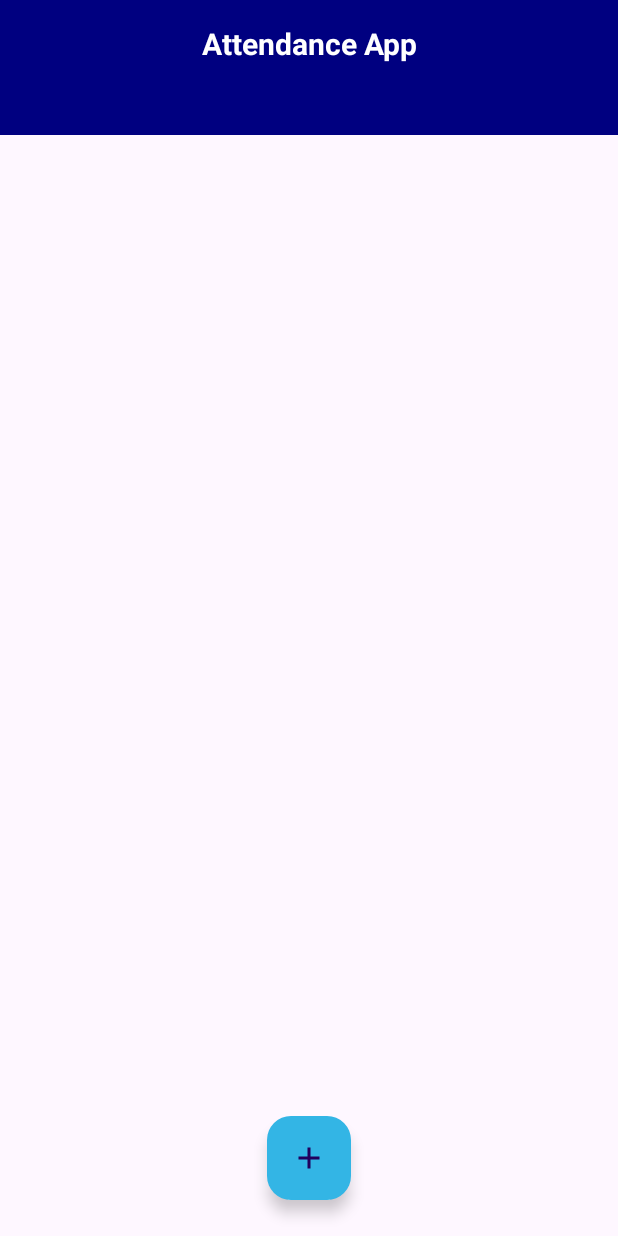
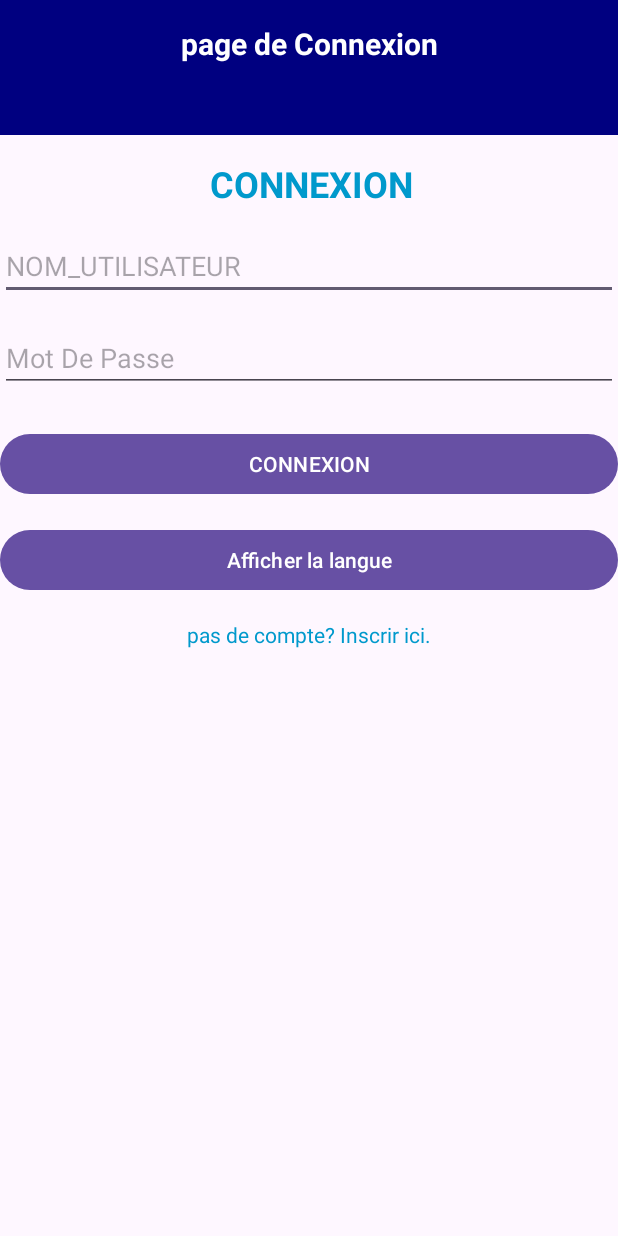
Before and after one commit to lahcenouchene/E-Presence-, an Android app: the screen it shows after launch (MainActivity before the commit, LoginActivity after it), on a phone screen of 412 x 824 dp. Run offline under Robolectric (Android 15) with nearby library versions, the light colour scheme and no system bars.

Commit message:
Mes modifications

```diff
--- a/app/build.gradle.kts
+++ b/app/build.gradle.kts
@@ -37,4 +37,5 @@ dependencies {
     androidTestImplementation("androidx.test.ext:junit:1.1.5")
     androidTestImplementation("androidx.test.espresso:espresso-core:3.5.1")
     implementation ("com.google.android.material:material:1.0.0")
+     implementation ("com.google.code.gson:gson:2.8.8")
 }
--- /dev/null
+++ b/app/src/main/java/com/example/e_presence/LoginActivity.java
@@ -0,0 +1,147 @@
+package com.example.e_presence;
+
+import android.annotation.SuppressLint;
+import android.app.Activity;
+import android.content.DialogInterface;
+import android.content.Intent;
+import android.content.SharedPreferences;
+
+import android.content.res.Configuration;
+import android.os.Bundle;
+import android.view.View;
+import android.widget.Button;
+import android.widget.EditText;
+import android.widget.ImageButton;
+import android.widget.TextView;
+import android.widget.Toast;
+
+import androidx.appcompat.app.AlertDialog;
+import androidx.appcompat.app.AppCompatActivity;
+import androidx.appcompat.widget.Toolbar;
+
+import com.google.gson.Gson;
+
+import java.util.HashSet;
+import java.util.Locale;
+import java.util.Set;
+
+public class LoginActivity extends AppCompatActivity {
+
+    private EditText usernameField, passwordField;
+
+    @Override
+    protected void onCreate(Bundle savedInstanceState) {
+        super.onCreate(savedInstanceState);
+        loadLocale();
+        setContentView(R.layout.activity_login_acitvity);
+
+        usernameField = findViewById(R.id.editTextTextUsername);
+        passwordField = findViewById(R.id.editTextTextPassword);
+        Button showLangue = findViewById(R.id.showLangueButton);
+        showLangue.setOnClickListener(new View.OnClickListener() {
+            @Override
+            public void onClick(View v) {
+                showChangeLangueDialog();
+            }
+        });
+
+        setToolbar();
+    }
+
+    @SuppressLint("SetTextI18n")
+    private void setToolbar() {
+        Toolbar toolbar = findViewById(R.id.toolbar);
+        TextView title = toolbar.findViewById(R.id.title_toolbar);
+        TextView subtitle = toolbar.findViewById(R.id.subtitel_toolbar);
+        ImageButton back = toolbar.findViewById(R.id.back);
+        ImageButton save = toolbar.findViewById(R.id.save);
+        title.setText("page de Connexion");
+        subtitle.setVisibility(View.INVISIBLE);
+        back.setVisibility(View.INVISIBLE);
+        save.setVisibility(View.INVISIBLE);
+    }
+
+
+
+
+    public void loginUser(View view) {
+        String username = usernameField.getText().toString();
+        String password = passwordField.getText().toString();
+
+        // Obtenez une instance de SharedPreferences
+        SharedPreferences sharedPreferences = getSharedPreferences("user_preferences", MODE_PRIVATE);
+
+        // Récupérez la liste d'utilisateurs
+        Set<String> userSet = sharedPreferences.getStringSet("users", new HashSet<>());
+
+        // Convertissez la chaîne JSON en objet User
+        Gson gson = new Gson();
+        for (String json : userSet) {
+            User user = gson.fromJson(json, User.class);
+
+            // Vérifiez si l'utilisateur existe dans la liste
+            if (user.getUsername().equals(username) && user.getPassword().equals(password)) {
+                // Utilisateur authentifié, redirigez vers le menu principal ou toute autre activité souhaitée
+                Toast.makeText(this, "Login successful", Toast.LENGTH_SHORT).show();
+                Intent intent = new Intent(this, MainActivity.class);
+                startActivity(intent);
+                finish(); // Pour éviter de revenir à l'écran de connexion avec le bouton de retour
+                return; // Sortez de la boucle dès que l'utilisateur est trouvé
+            }
+        }
+
+        // Échec de l'authentification
+        Toast.makeText(this, "Login failed. Check your credentials.", Toast.LENGTH_SHORT).show();
+    }
+
+
+    public void goToRegister(View view) {
+        // Redirigez vers l'activité d'enregistrement
+        Intent intent = new Intent(this, MainActivity1.class);
+        startActivity(intent);
+    }
+
+    private void showChangeLangueDialog() {
+        final String[] listItems = {"Francais", "Anglais"};
+        AlertDialog.Builder mBuilder = new AlertDialog.Builder(LoginActivity.this);
+        mBuilder.setTitle("choisie une langue ...");
+        mBuilder.setSingleChoiceItems(listItems, -1, new DialogInterface.OnClickListener() {
+            @Override
+            public void onClick(DialogInterface dialogInterface, int i) {
+                if (i == 0){
+                    setLocale("fr");
+                    recreate();
+                }
+
+                else  if (i == 1){
+                    setLocale("en");
+                    recreate();
+                }
+
+                dialogInterface.dismiss();
+
+            }
+        });
+
+        AlertDialog mDialog = mBuilder.create();
+        mDialog.show();
+    }
+
+    private void setLocale(String lang ) {
+        Locale locale = new Locale(lang);
+        Locale.setDefault(locale);
+        Configuration config = new Configuration();
+        config.locale = locale;
+        getBaseContext().getResources().updateConfiguration(config, getBaseContext().getResources().getDisplayMetrics());
+        SharedPreferences.Editor editor = getSharedPreferences("parameters", MODE_PRIVATE).edit();
+        editor.putString("Ma lang", lang);
+        editor.apply();
+    }
+
+    public void loadLocale(){
+        SharedPreferences prefs = getSharedPreferences("parameters", Activity.MODE_PRIVATE);
+        String langue =prefs.getString("Ma lang", "");
+        setLocale(langue);
+
+    }
+}
--- /dev/null
+++ b/app/src/main/res/layout/activity_login_acitvity.xml
@@ -0,0 +1,88 @@
+<?xml version="1.0" encoding="utf-8"?>
+<androidx.constraintlayout.widget.ConstraintLayout xmlns:android="http://schemas.android.com/apk/res/android"
+    xmlns:app="http://schemas.android.com/apk/res-auto"
+    xmlns:tools="http://schemas.android.com/tools"
+    android:layout_width="match_parent"
+    android:layout_height="match_parent"
+    tools:context=".LoginActivity">
+
+    <include
+        android:id="@+id/toolbarMain"
+        layout="@layout/toolbar"/>
+
+
+
+
+    <TextView
+        android:id="@+id/titleTextView"
+        android:layout_width="0dp"
+        android:layout_height="wrap_content"
+        android:text="@string/connexion"
+        android:textSize="24sp"
+        android:textStyle="bold"
+        android:textColor="@android:color/holo_blue_dark"
+        app:layout_constraintTop_toBottomOf="@+id/toolbarMain"
+        app:layout_constraintStart_toStartOf="parent"
+        app:layout_constraintEnd_toEndOf="parent"
+        android:layout_marginTop="16dp"
+        android:layout_marginBottom="16dp"
+        android:layout_marginLeft="140dp"/>
+
+    <EditText
+        android:id="@+id/editTextTextUsername"
+        android:layout_width="0dp"
+        android:layout_height="wrap_content"
+        android:layout_marginTop="16dp"
+        android:hint="@string/nom_utilisateur"
+        android:inputType="text"
+        app:layout_constraintTop_toBottomOf="@+id/titleTextView"
+        app:layout_constraintStart_toStartOf="parent"
+        app:layout_constraintEnd_toEndOf="parent"/>
+
+    <EditText
+        android:id="@+id/editTextTextPassword"
+        android:layout_width="0dp"
+        android:layout_height="wrap_content"
+        android:layout_marginTop="16dp"
+        android:hint="@string/mot_de_passe"
+        android:inputType="textPassword"
+        app:layout_constraintTop_toBottomOf="@+id/editTextTextUsername"
+        app:layout_constraintStart_toStartOf="parent"
+        app:layout_constraintEnd_toEndOf="parent"/>
+
+    <Button
+        android:id="@+id/loginButton"
+        android:layout_width="0dp"
+        android:layout_height="wrap_content"
+        android:layout_marginTop="24dp"
+        android:text="@string/connexion"
+        android:onClick="loginUser"
+        app:layout_constraintTop_toBottomOf="@+id/editTextTextPassword"
+        app:layout_constraintStart_toStartOf="parent"
+        app:layout_constraintEnd_toEndOf="parent"/>
+
+    <TextView
+        android:id="@+id/registerLinkTextView"
+        android:layout_width="0dp"
+        android:layout_height="wrap_content"
+        android:layout_marginTop="16dp"
+        android:text="@string/pas_de_compte"
+        android:textColor="@android:color/holo_blue_dark"
+        android:gravity="center"
+        android:onClick="goToRegister"
+        app:layout_constraintTop_toBottomOf="@+id/showLangueButton"
+        app:layout_constraintStart_toStartOf="parent"
+        app:layout_constraintEnd_toEndOf="parent"
+        android:layout_marginBottom="16dp"/>
+    <Button
+        android:id="@+id/showLangueButton"
+        android:layout_width="0dp"
+        android:layout_height="wrap_content"
+        android:layout_marginTop="16dp"
+        android:text="@string/show_langue"
+        android:onClick="showLangue"
+        app:layout_constraintTop_toBottomOf="@+id/loginButton"
+        app:layout_constraintStart_toStartOf="parent"
+        app:layout_constraintEnd_toEndOf="parent"
+        android:layout_marginBottom="16dp" />
+</androidx.constraintlayout.widget.ConstraintLayout>
--- a/app/src/main/res/layout/sheet_list.xml
+++ b/app/src/main/res/layout/sheet_list.xml
@@ -10,7 +10,7 @@
         android:id="@+id/date_list_item"
         android:layout_width="match_parent"
         android:layout_height="wrap_content"
-        android:text="mars 2024"
+        android:text="@string/mars_2024"
         android:textColor="@android:color/black"
         android:textSize="20sp"
         android:textStyle="bold"/>
--- a/app/src/main/res/layout/student_item.xml
+++ b/app/src/main/res/layout/student_item.xml
@@ -31,7 +31,7 @@
                 android:id="@+id/roll"
                 android:layout_width="wrap_content"
                 android:layout_height="wrap_content"
-                android:text="01"
+                android:text="@string/identifiant"
                 android:textSize="20sp"
                 android:textColor="#000000"
                 android:textStyle="bold"/>
@@ -40,7 +40,7 @@
                 android:layout_width="wrap_content"
                 android:layout_height="wrap_content"
                 android:layout_marginLeft="56dp"
-                android:text=" lahcen ouchene"
+                android:text="@string/NOM_ETUDIANT"
                 android:textSize="20sp"
                 android:textColor="#000000"
                 android:textStyle="bold"/>
@@ -52,7 +52,7 @@
                 android:layout_height="wrap_content"
                 android:layout_alignParentRight="true"
                 android:layout_marginRight="36dp"
-                android:text="p"
+                android:text="@string/position"
                 android:textSize="20sp"
                 android:textColor="#000000"
                 android:textStyle="bold"/>
--- a/app/src/main/res/layout/toolbar.xml
+++ b/app/src/main/res/layout/toolbar.xml
@@ -32,7 +32,7 @@
                     android:layout_height="wrap_content"
                     android:gravity="center_horizontal"
                     android:paddingBottom="10dp"
-                    android:text="Title"
+                    android:text="@string/Title"
                     android:textSize="20dp"
                     android:textColor="#ffffff"
                     android:textStyle="bold" />
@@ -42,7 +42,7 @@
                     android:layout_width="match_parent"
                     android:layout_height="wrap_content"
                     android:gravity="center_horizontal"
-                    android:text="Subtitle"
+                    android:text="@string/Subtitle"
                     android:textSize="16dp"
                     android:textColor="#ffffff"
                     android:textStyle="bold" />
@@ -56,7 +56,7 @@
                 android:background="@android:color/transparent"
                 android:src="@drawable/baseline_cloud_download_24"
                 android:layout_alignParentRight="true"
-                android:contentDescription="Enregistrer"/>
+                android:contentDescription="@string/Enregistrer"/>
 
             <ImageButton
                 android:id="@+id/back"
@@ -65,7 +65,7 @@
                 android:layout_marginTop="20dp"
                 android:background="@android:color/transparent"
                 android:src="@drawable/icon_back1_foreground"
-                android:contentDescription="retourner"/>
+                android:contentDescription="@string/retourner"/>
 
 
         </RelativeLayout>
--- a/app/src/main/res/values/strings.xml
+++ b/app/src/main/res/values/strings.xml
@@ -1,12 +1,37 @@
+<?xml version="1.0" encoding="utf-8"?>
 <resources>
 
-    <string name="app_name">E-presence</string>
-    <string name="BouttonAdd">BouttonAdd</string>
-    <string name="add_new_class">title</string>
-    <string name="Class_name">edit1</string>
-    <string name="subject_name">Subject_Name</string>
-    <string name="cancel">Cancel</string>
-    <string name="add">Add</string>
-    <string name="class_Name">Class_Name</string>
+    <string name="app_name">Application de Présence</string>
+    <string name="BouttonAdd">Bouton Ajouter</string>
+    <string name="add_new_class">Titre</string>
+    <string name="Class_name">Modifier</string>
+    <string name="subject_name">Nom De Sujet</string>
+    <string name="cancel">Annuler</string>
+    <string name="add">Ajouter</string>
+    <string name="class_Name">Nom de Cours</string>
+    <string name="show">Voir Comptes</string>
+    <string name="RESGISTER">Inscrire</string>
+    <string name="Email">Email</string>
+    <string name="Subtitle">Sous Titre</string>
+    <string name="Create_account">Creer un Compte</string>
+    <string name="PHONE">Telephone</string>
+    <string name="login_link">Vous avez déjà un compte ? Connexion</string>
+    <string name="Title">Titre</string>
+    <string name="Enregistrer">Enregistrer</string>
+    <string name="retourner">Retourner</string>
+    <string name="position">position</string>
+    <string name="NOM_ETUDIANT">NOM ETUDIANT</string>
+    <string name="identifiant">identifiant</string>
+    <string name="mars_2024">mars 2024</string>
+    <string name="connexion">CONNEXION</string>
+    <string name="nom_utilisateur">NOM_UTILISATEUR</string>
+    <string name="mot_de_passe">Mot De Passe</string>
+    <string name="pas_de_compte">pas de compte? Inscrir ici. </string>
+    <string name="show_langue">Afficher la langue</string>
+
+
+
+
+
 
 </resources>
--- a/app/src/main/res/values/themes.xml
+++ b/app/src/main/res/values/themes.xml
@@ -3,6 +3,8 @@
     <style name="Base.Theme.Epresence" parent="Theme.Material3.DayNight.NoActionBar">
         <!-- Customize your light theme here. -->
         <item name="android:buttonStyle">@style/ButtonStyle</item>
+        <!-- Ajoutez cet attribut pour activer le mode plein écran -->
+        <item name="android:windowFullscreen">true</item>
         <!-- <item name="colorPrimary">@color/my_light_primary</item> -->
     </style>
 
```
Also changed, not shown: app/src/main/AndroidManifest.xml (+8 -1 lines), app/src/main/java/com/example/e_presence/DpHlper.java (+17 -16 lines), app/src/main/java/com/example/e_presence/MainActivity1.java (added, +127 -0 lines), app/src/main/java/com/example/e_presence/StudentActivity.java (+39 -19 lines), app/src/main/java/com/example/e_presence/StudentAdapter.java (+9 -3 lines), app/src/main/java/com/example/e_presence/StudentItem.java (+9 -10 lines), app/src/main/java/com/example/e_presence/User.java (added, +64 -0 lines), app/src/main/res/layout/activity_main1.xml (added, +114 -0 lines), 1 other file.
